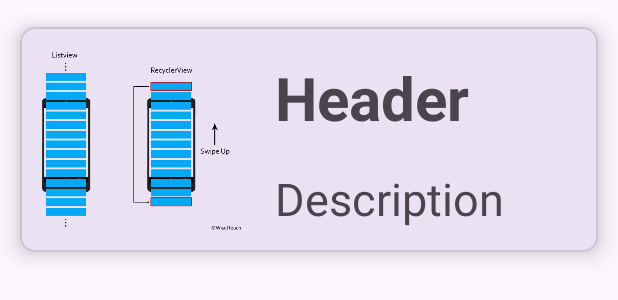
After one commit to w15147m/All_In_one, an Android app: the layout single_row_design.xml on its own in the app's theme, with its tools: preview values and no code run, on a phone screen of 412 x 824 dp. The commit adds this screen. Shown: the top 300 px of the screen. Run offline under Robolectric (Android 15) with nearby library versions, the phone set to English and light mode, and no system bars.

Commit message:
rescyclerview working on it

```diff
--- a/app/src/main/java/com/example/all_in_one/R_S_L/S_R_L_View.java
+++ b/app/src/main/java/com/example/all_in_one/R_S_L/S_R_L_View.java
@@ -52,7 +52,6 @@ public class S_R_L_View extends AppCompatActivity {
     public  void  load(Fragment fragment ,int num){
 
 
-
         FragmentManager fgscroll = getSupportFragmentManager();
         FragmentTransaction tscroll =  fgscroll.beginTransaction();
 
--- /dev/null
+++ b/app/src/main/res/layout/single_row_design.xml
@@ -0,0 +1,58 @@
+<?xml version="1.0" encoding="utf-8"?>
+<com.google.android.material.card.MaterialCardView xmlns:android="http://schemas.android.com/apk/res/android"
+   android:id="@+id/cardview"
+    android:layout_width="match_parent"
+    xmlns:app="http://schemas.android.com/apk/res-auto"
+    android:orientation="vertical"
+    android:layout_height="wrap_content"
+    app:cardUseCompatPadding="true"
+    app:cardCornerRadius="10dp"
+        app:cardElevation="10dp"
+    android:background="@color/wizzxcte">
+
+<LinearLayout
+    android:layout_width="match_parent"
+    android:layout_height="match_parent"
+    android:orientation="horizontal">
+    <ImageView
+        android:id="@+id/img1"
+        android:layout_width="150dp"
+        android:layout_height="150dp"
+        android:src="@drawable/img">
+
+    </ImageView>
+
+    <LinearLayout
+        android:layout_width="match_parent"
+        android:orientation="vertical"
+        android:layout_height="match_parent"
+        android:layout_margin="10dp">
+
+        <TextView
+            android:id="@+id/ta1"
+            android:layout_width="match_parent"
+            android:layout_height="wrap_content"
+            android:text="Header"
+            android:textSize="40dp"
+            android:layout_margin="10dp"
+            android:textStyle="bold"
+            android:layout_marginLeft="20dp"
+
+            ></TextView>
+        <TextView
+            android:id="@+id/ta2"
+            android:layout_width="match_parent"
+            android:layout_height="wrap_content"
+            android:text="Description"
+            android:textSize="30dp"
+            android:layout_marginTop="10dp"
+            android:layout_marginLeft="10dp"
+
+            ></TextView>
+
+    </LinearLayout>
+</LinearLayout>
+
+
+
+</com.google.android.material.card.MaterialCardView>
```
Also changed, not shown: app/src/main/java/com/example/all_in_one/R_S_L/Recycleview.java (+33 -4 lines), app/src/main/java/com/example/all_in_one/R_S_L/datamodel.java (added, +38 -0 lines), app/src/main/java/com/example/all_in_one/R_S_L/myadpterclass.java (added, +62 -0 lines), app/src/main/res/layout/fragment_recycleview.xml (+3 -6 lines), app/src/main/res/values/colors.xml (+13 -0 lines).
